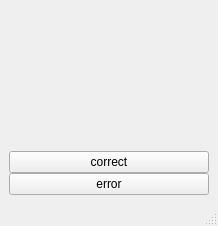
Qt form mainwindow.ui (iwxyi/Qt-LabeledEdit) before a commit.
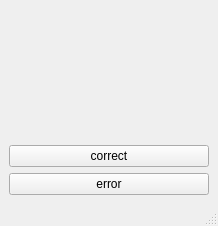
The same form after that commit. Custom widgets are drawn as their Qt base class.

Diff of the .ui file:
```diff
--- a/mainwindow.ui
+++ b/mainwindow.ui
@@ -16,7 +16,7 @@
   <widget class="QWidget" name="centralwidget">
    <layout class="QVBoxLayout" name="verticalLayout">
     <property name="spacing">
-     <number>0</number>
+     <number>6</number>
     </property>
     <item>
      <widget class="LabeledEdit" name="widget" native="true"/>
```
